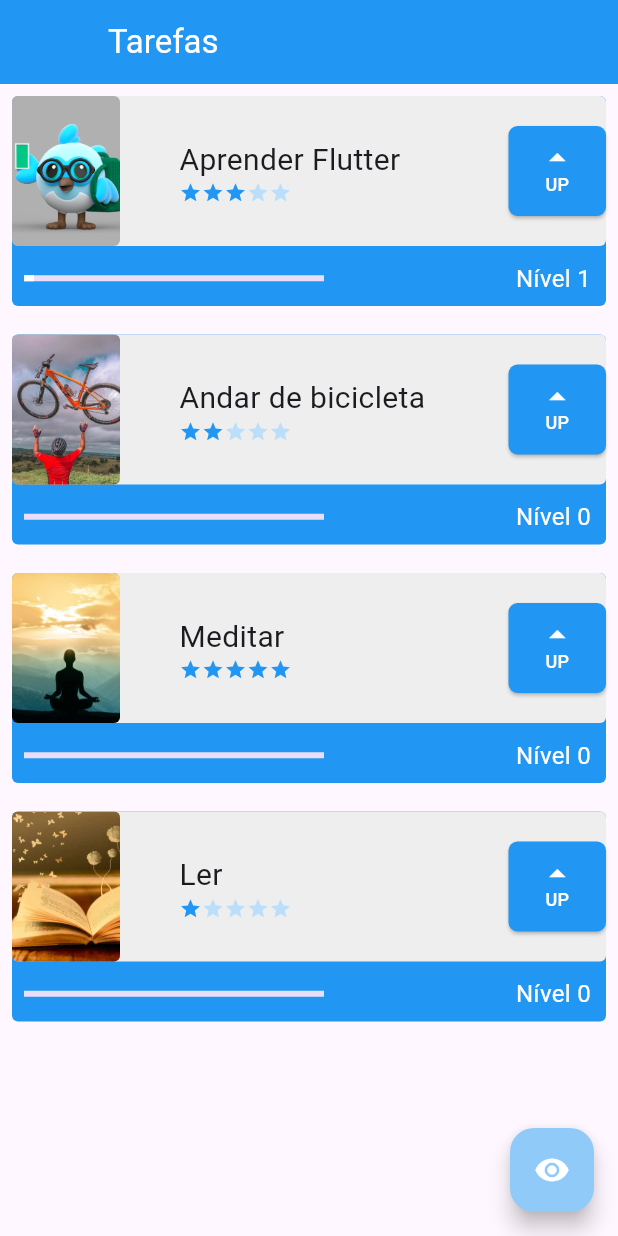
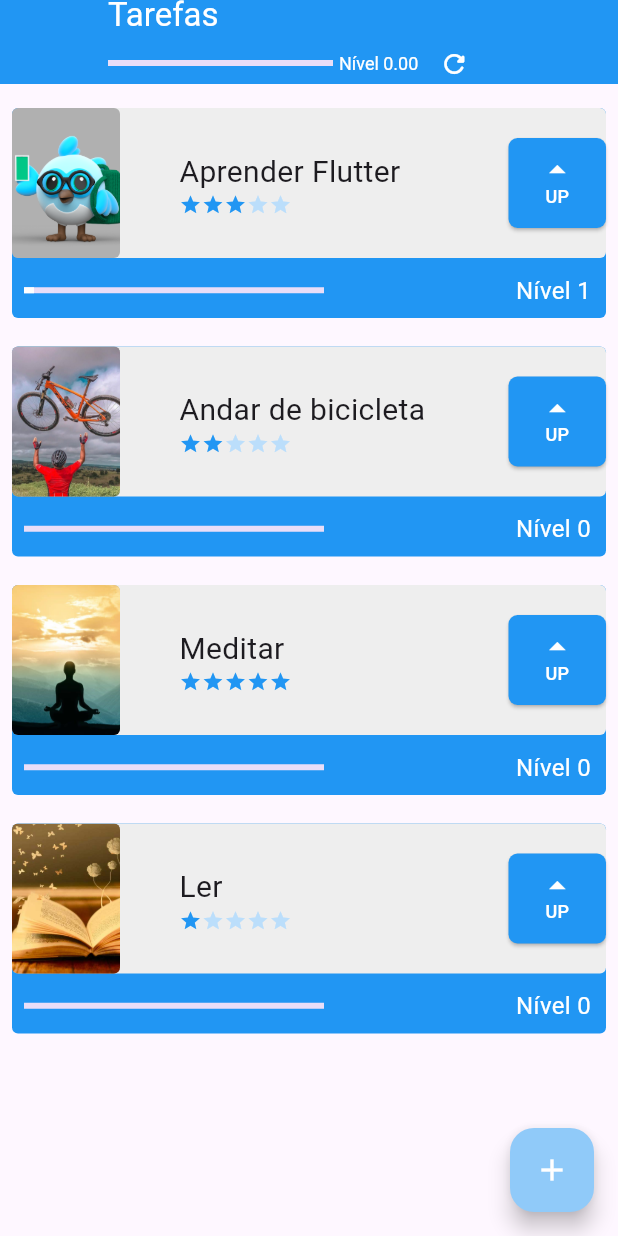
Before and after one commit to ericatorres/tasks_manager, a Flutter app: the screen it shows after launch, after a tap on "UP", on a phone screen of 412 x 824 dp. Run offline on Flutter 3.47's test engine with Material 2 defaults, Android fonts, the phone set to English and light mode, and no system bars; network calls fail.

Commit message:
barra de progresso global e adição de novas tarefas via interface

```diff
--- a/lib/components/task.dart
+++ b/lib/components/task.dart
@@ -1,18 +1,28 @@
 import 'package:flutter/material.dart';
 import 'package:primeiro_projeto/components/difficulty.dart';
+import 'package:primeiro_projeto/data/task_inherited.dart';
 
 class Task extends StatefulWidget {
   final String nome;
   final String foto;
   final int dificuldade;
-  const Task(this.nome, this.foto, this.dificuldade, {super.key});
+
+  Task(this.nome, this.foto, this.dificuldade, {super.key});
+
+  int nivel = 0;
 
   @override
   State<Task> createState() => _TaskState();
 }
 
 class _TaskState extends State<Task> {
-  int nivel = 0;
+  bool assetOrNetwork() {
+    if (widget.foto.contains('http')) {
+      return false;
+    }
+    return true;
+  }
+
   int multiplicarDificuldade = 10;
   int numeroBarra = 1;
   Color corBarra = Colors.blue;
@@ -85,10 +95,15 @@ class _TaskState extends State<Task> {
                       height: 100,
                       child: ClipRRect(
                         borderRadius: BorderRadius.circular(4),
-                        child: Image.asset(
-                          widget.foto,
-                          fit: BoxFit.cover,
-                        ),
+                        child: assetOrNetwork()
+                            ? Image.asset(
+                                widget.foto,
+                                fit: BoxFit.cover,
+                              )
+                            : Image.network(
+                                widget.foto,
+                                fit: BoxFit.cover,
+                              ),
                       ),
                     ),
                     Column(
@@ -111,7 +126,7 @@ class _TaskState extends State<Task> {
                         width: 65,
                         child: ElevatedButton(
                           onPressed: () {
-                            if (nivel ==
+                            if (widget.nivel ==
                                 widget.dificuldade * multiplicarDificuldade) {
                               setState(() {
                                 multiplicarDificuldade =
@@ -121,14 +136,16 @@ class _TaskState extends State<Task> {
                                 numeroBarra++;
                               });
                               setState(() {
-                                nivel = 0;
+                                widget.nivel = 0;
                               });
                               atualizaCorBarra();
                             } else {
                               setState(() {
-                                nivel++;
+                                widget.nivel++;
                               });
                             }
+                            TaskInherited.of(context).alteraGlobalLevel(
+                                widget.nivel, widget.dificuldade);
                           },
                           style: ElevatedButton.styleFrom(
                             backgroundColor: Colors.blue,
@@ -167,7 +184,7 @@ class _TaskState extends State<Task> {
                         width: 200,
                         child: LinearProgressIndicator(
                           color: Colors.white,
-                          value: nivel /
+                          value: widget.nivel /
                               (multiplicarDificuldade *
                                   (widget.dificuldade > 0
                                       ? widget.dificuldade
@@ -177,7 +194,7 @@ class _TaskState extends State<Task> {
                   Padding(
                     padding: const EdgeInsets.all(10.0),
                     child: Text(
-                      'Nível $nivel',
+                      'Nível ${widget.nivel}',
                       style: const TextStyle(color: Colors.white, fontSize: 16),
                     ),
                   ),
--- /dev/null
+++ b/lib/data/task_inherited.dart
@@ -0,0 +1,42 @@
+import 'package:flutter/widgets.dart';
+import 'package:primeiro_projeto/components/task.dart';
+
+class TaskInherited extends InheritedWidget {
+  TaskInherited({Key? key, required Widget child})
+      : super(key: key, child: child);
+
+  final List<Task> taskList = [
+    Task('Aprender Flutter', 'assets/images/dash.png', 3),
+    Task('Andar de bicicleta', 'assets/images/bike.jpg', 2),
+    Task('Meditar', 'assets/images/meditar.jpeg', 5),
+    Task('Ler', 'assets/images/ler.jpg', 1),
+  ];
+
+  void newTask(String name, String photo, int difficulty) {
+    taskList.add(Task(name, photo, difficulty));
+  }
+
+  double globalLevel = 0;
+  int dificuldadeGlobal = 1;
+
+  void alteraGlobalLevel(int nivel, int dificuldade) {
+    int qtdTarefas = taskList.length;
+    globalLevel =
+        globalLevel + ((nivel + dificuldade) / (dificuldade * qtdTarefas));
+    if (taskList.isNotEmpty && globalLevel > (dificuldadeGlobal * 10)) {
+      dificuldadeGlobal = dificuldadeGlobal * 10;
+    }
+    print(dificuldadeGlobal);
+  }
+
+  static TaskInherited of(BuildContext context) {
+    final TaskInherited? result = context.dependOnInheritedWidgetOfExactType();
+    assert(result != null, 'No TaskInherited found in context');
+    return result!;
+  }
+
+  @override
+  bool updateShouldNotify(TaskInherited oldWidget) {
+    return oldWidget.taskList.length != taskList.length;
+  }
+}
--- a/lib/main.dart
+++ b/lib/main.dart
@@ -1,4 +1,5 @@
 import 'package:flutter/material.dart';
+import 'package:primeiro_projeto/data/task_inherited.dart';
 import 'package:primeiro_projeto/screens/initial_screen.dart';
 
 void main() {
@@ -16,7 +17,7 @@ class MyApp extends StatelessWidget {
         colorScheme: ColorScheme.fromSeed(seedColor: Colors.deepPurple),
         useMaterial3: true,
       ),
-      home: const InitialScreen(),
+      home: TaskInherited(child: const InitialScreen()),
     );
   }
 }
--- a/lib/screens/initial_screen.dart
+++ b/lib/screens/initial_screen.dart
@@ -1,5 +1,6 @@
 import 'package:flutter/material.dart';
-import 'package:primeiro_projeto/components/task.dart';
+import 'package:primeiro_projeto/data/task_inherited.dart';
+import 'package:primeiro_projeto/screens/form_screen.dart';
 
 class InitialScreen extends StatefulWidget {
   const InitialScreen({super.key});
@@ -9,42 +10,71 @@ class InitialScreen extends StatefulWidget {
 }
 
 class _InitialScreenState extends State<InitialScreen> {
-  bool opacidade = true;
-
   @override
   Widget build(BuildContext context) {
     return Scaffold(
       appBar: AppBar(
         leading: Container(),
-        title: const Text('Tarefas'),
+        title: Column(
+          children: [
+            Container(
+              alignment: Alignment.topLeft,
+              child: const Text('Tarefas'),
+            ),
+            Container(
+              height: 35,
+              child: Row(
+                children: [
+                  Padding(
+                    padding: const EdgeInsets.only(right: 4.0),
+                    child: SizedBox(
+                        width: 150,
+                        child: LinearProgressIndicator(
+                          color: Colors.white,
+                          value: TaskInherited.of(context).globalLevel /
+                              (10 *
+                                  TaskInherited.of(context).dificuldadeGlobal),
+                        )),
+                  ),
+                  Text(
+                    'Nível ${TaskInherited.of(context).globalLevel.toStringAsFixed(2)}',
+                    style: const TextStyle(color: Colors.white, fontSize: 12),
+                  ),
+                  IconButton(
+                    onPressed: () {
+                      setState(() {});
+                    },
+                    icon: const Icon(
+                      Icons.refresh_rounded,
+                      color: Colors.white,
+                    ),
+                    iconSize: 20,
+                  ),
+                ],
+              ),
+            ),
+          ],
+        ),
         backgroundColor: Colors.blue,
         foregroundColor: Colors.white,
       ),
-      body: AnimatedOpacity(
-        opacity: opacidade ? 1 : 0,
-        duration: const Duration(milliseconds: 1000),
-        child: ListView(
-          scrollDirection: Axis.vertical,
-          children: const [
-            Task('Aprender Flutter', 'assets/images/dash.png', 3),
-            Task('Andar de bicicleta', 'assets/images/bike.jpg', 2),
-            Task('Meditar', 'assets/images/meditar.jpeg', 5),
-            Task('Ler', 'assets/images/ler.jpg', 1),
-            SizedBox(
-              height: 80,
-            )
-          ],
-        ),
+      body: ListView(
+        scrollDirection: Axis.vertical,
+        children: TaskInherited.of(context).taskList,
+        padding: EdgeInsets.only(top: 8, bottom: 70),
       ),
       floatingActionButton: FloatingActionButton(
         onPressed: () {
-          setState(() {
-            opacidade = !opacidade;
-          });
+          Navigator.push(
+            context,
+            MaterialPageRoute(
+              builder: (_) => FormScreen(taskContext: context),
+            ),
+          );
         },
         backgroundColor: Colors.blue[200],
         foregroundColor: Colors.white,
-        child: const Icon(Icons.remove_red_eye),
+        child: const Icon(Icons.add),
       ),
     );
   }
```
Also changed, not shown: lib/screens/form_screen.dart (added, +186 -0 lines).
